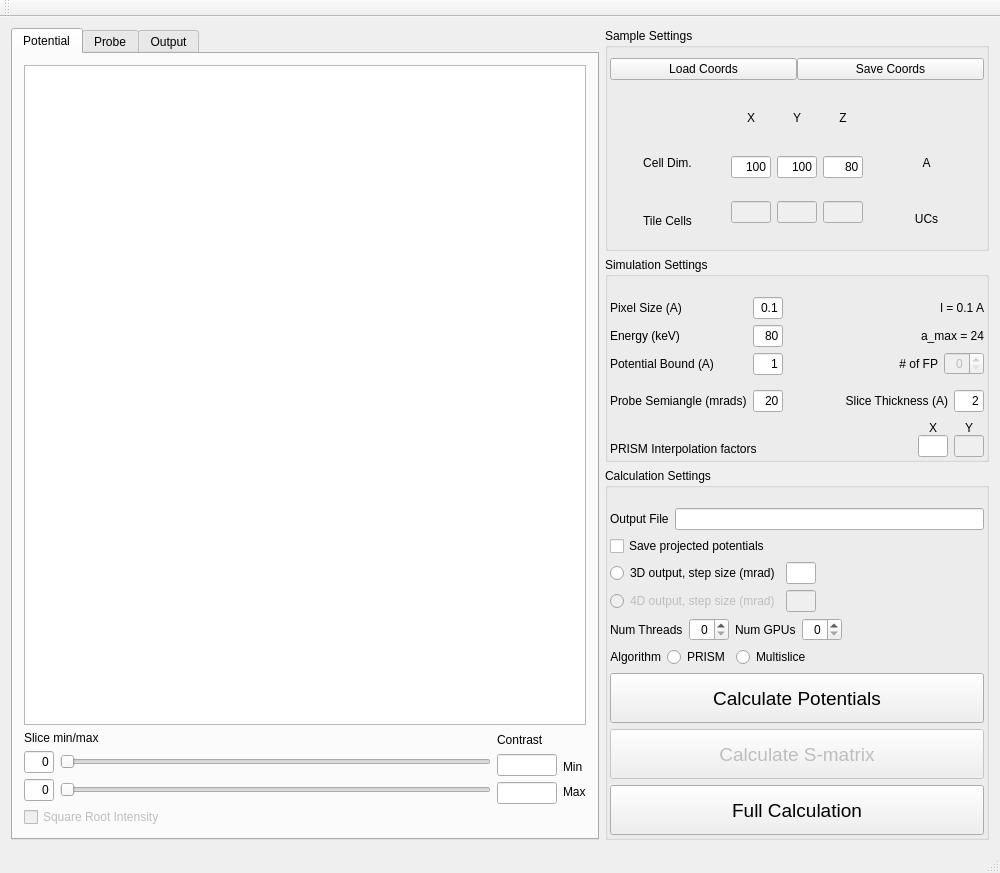
Qt form Qt/prismmainwindow.ui (prism-em/prismatic) before a commit.
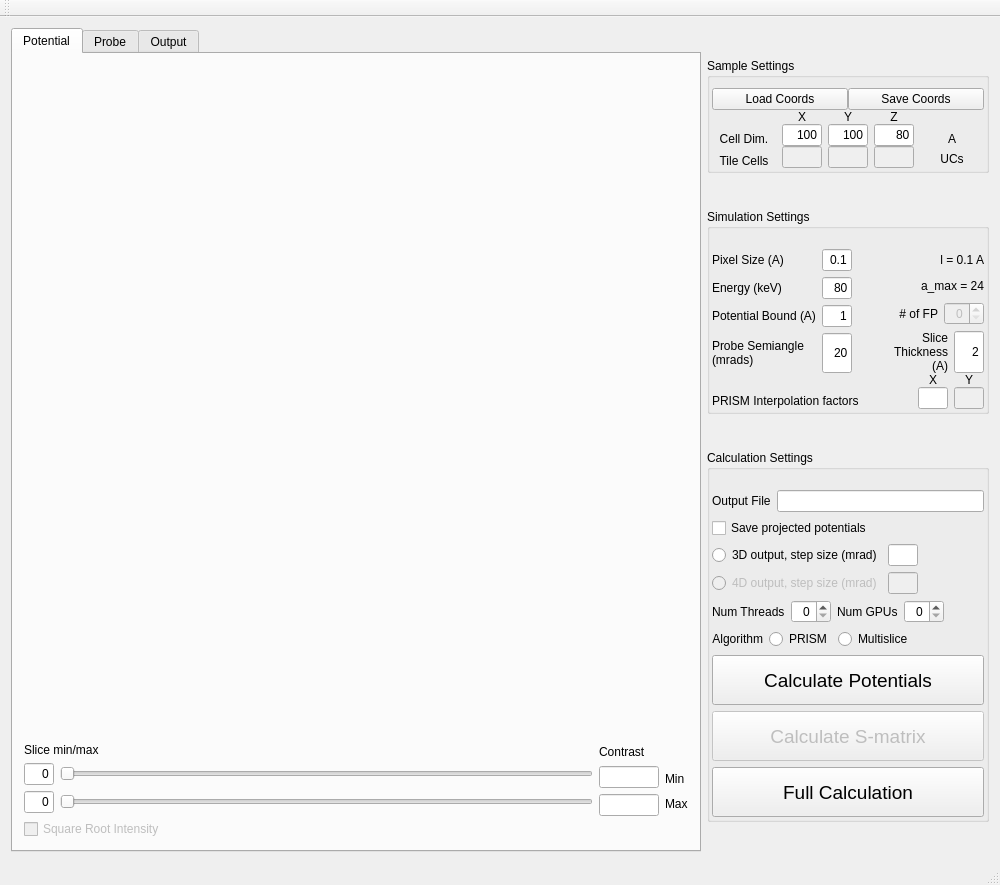
The same form after that commit.

Commit message: made panels fixed size

```diff
--- a/Qt/prismmainwindow.ui
+++ b/Qt/prismmainwindow.ui
@@ -7,7 +7,7 @@
     <x>0</x>
     <y>0</y>
     <width>1000</width>
-    <height>873</height>
+    <height>885</height>
    </rect>
   </property>
   <property name="windowTitle">
@@ -28,18 +28,15 @@
         <item>
          <layout class="QVBoxLayout" name="verticalLayout_23">
           <item>
-           <widget class="QGraphicsView" name="graphicsView_potential">
+           <widget class="QLabel" name="lbl_image_potential">
             <property name="sizePolicy">
              <sizepolicy hsizetype="Expanding" vsizetype="Expanding">
               <horstretch>0</horstretch>
               <verstretch>0</verstretch>
              </sizepolicy>
             </property>
-            <property name="maximumSize">
-             <size>
-              <width>16777215</width>
-              <height>16777215</height>
-             </size>
+            <property name="text">
+             <string/>
             </property>
            </widget>
           </item>
@@ -497,11 +494,17 @@
       <item>
        <widget class="QGroupBox" name="box_sampleSettings">
         <property name="sizePolicy">
-         <sizepolicy hsizetype="Expanding" vsizetype="Expanding">
+         <sizepolicy hsizetype="Maximum" vsizetype="Maximum">
           <horstretch>0</horstretch>
           <verstretch>0</verstretch>
          </sizepolicy>
         </property>
+        <property name="maximumSize">
+         <size>
+          <width>510</width>
+          <height>16777215</height>
+         </size>
+        </property>
         <property name="title">
          <string>Sample Settings</string>
         </property>
@@ -816,6 +819,12 @@
       </item>
       <item>
        <widget class="QGroupBox" name="box_simulationSettings">
+        <property name="sizePolicy">
+         <sizepolicy hsizetype="Maximum" vsizetype="Maximum">
+          <horstretch>0</horstretch>
+          <verstretch>0</verstretch>
+         </sizepolicy>
+        </property>
         <property name="title">
          <string>Simulation Settings</string>
         </property>
@@ -860,6 +869,12 @@
                  </property>
                  <item>
                   <widget class="QLabel" name="lbl_pixelSize">
+                   <property name="sizePolicy">
+                    <sizepolicy hsizetype="Preferred" vsizetype="Minimum">
+                     <horstretch>0</horstretch>
+                     <verstretch>0</verstretch>
+                    </sizepolicy>
+                   </property>
                    <property name="text">
                     <string>Pixel Size (A)</string>
                    </property>
@@ -868,7 +883,7 @@
                  <item>
                   <widget class="QLineEdit" name="lineedit_pixelSize">
                    <property name="sizePolicy">
-                    <sizepolicy hsizetype="Minimum" vsizetype="Fixed">
+                    <sizepolicy hsizetype="Minimum" vsizetype="Minimum">
                      <horstretch>0</horstretch>
                      <verstretch>0</verstretch>
                     </sizepolicy>
@@ -893,6 +908,12 @@
                 <layout class="QHBoxLayout" name="horizontalLayout_3">
                  <item>
                   <widget class="QLabel" name="lbl_E0">
+                   <property name="sizePolicy">
+                    <sizepolicy hsizetype="Preferred" vsizetype="Minimum">
+                     <horstretch>0</horstretch>
+                     <verstretch>0</verstretch>
+                    </sizepolicy>
+                   </property>
                    <property name="text">
                     <string>Energy (keV)</string>
                    </property>
@@ -901,7 +922,7 @@
                  <item>
                   <widget class="QLineEdit" name="lineEdit_E0">
                    <property name="sizePolicy">
-                    <sizepolicy hsizetype="Minimum" vsizetype="Fixed">
+                    <sizepolicy hsizetype="Minimum" vsizetype="Minimum">
                      <horstretch>0</horstretch>
                      <verstretch>0</verstretch>
                     </sizepolicy>
@@ -926,6 +947,12 @@
                 <layout class="QHBoxLayout" name="horizontalLayout_7">
                  <item>
                   <widget class="QLabel" name="lbl_potBound">
+                   <property name="sizePolicy">
+                    <sizepolicy hsizetype="Preferred" vsizetype="Minimum">
+                     <horstretch>0</horstretch>
+                     <verstretch>0</verstretch>
+                    </sizepolicy>
+                   </property>
                    <property name="text">
                     <string>Potential Bound (A)</string>
                    </property>
@@ -934,7 +961,7 @@
                  <item>
                   <widget class="QLineEdit" name="lineEdit_potbound">
                    <property name="sizePolicy">
-                    <sizepolicy hsizetype="Minimum" vsizetype="Fixed">
+                    <sizepolicy hsizetype="Minimum" vsizetype="Minimum">
                      <horstretch>0</horstretch>
                      <verstretch>0</verstretch>
                     </sizepolicy>
@@ -959,6 +986,12 @@
                 <layout class="QHBoxLayout" name="horizontalLayout">
                  <item>
                   <widget class="QLabel" name="label_alphaBeamMax">
+                   <property name="sizePolicy">
+                    <sizepolicy hsizetype="Preferred" vsizetype="Minimum">
+                     <horstretch>0</horstretch>
+                     <verstretch>0</verstretch>
+                    </sizepolicy>
+                   </property>
                    <property name="minimumSize">
                     <size>
                      <width>0</width>
@@ -976,7 +1009,7 @@
                  <item>
                   <widget class="QLineEdit" name="lineEdit_alphaBeamMax">
                    <property name="sizePolicy">
-                    <sizepolicy hsizetype="Minimum" vsizetype="Fixed">
+                    <sizepolicy hsizetype="Minimum" vsizetype="Minimum">
                      <horstretch>0</horstretch>
                      <verstretch>0</verstretch>
                     </sizepolicy>
@@ -1003,6 +1036,12 @@
               <layout class="QVBoxLayout" name="verticalLayout_6">
                <item>
                 <widget class="QLabel" name="label_10">
+                 <property name="sizePolicy">
+                  <sizepolicy hsizetype="Preferred" vsizetype="Minimum">
+                   <horstretch>0</horstretch>
+                   <verstretch>0</verstretch>
+                  </sizepolicy>
+                 </property>
                  <property name="text">
                   <string>l = 0.1 A</string>
                  </property>
@@ -1013,6 +1052,12 @@
                </item>
                <item>
                 <widget class="QLabel" name="label_11">
+                 <property name="sizePolicy">
+                  <sizepolicy hsizetype="Preferred" vsizetype="Minimum">
+                   <horstretch>0</horstretch>
+                   <verstretch>0</verstretch>
+                  </sizepolicy>
+                 </property>
                  <property name="text">
                   <string>a_max = 24</string>
                  </property>
@@ -1025,6 +1070,12 @@
                 <layout class="QHBoxLayout" name="horizontalLayout_6">
                  <item>
                   <widget class="QLabel" name="lbl_numfp">
+                   <property name="sizePolicy">
+                    <sizepolicy hsizetype="Preferred" vsizetype="Minimum">
+                     <horstretch>0</horstretch>
+                     <verstretch>0</verstretch>
+                    </sizepolicy>
+                   </property>
                    <property name="text">
                     <string># of FP</string>
                    </property>
@@ -1041,6 +1092,12 @@
                    <property name="enabled">
                     <bool>false</bool>
                    </property>
+                   <property name="sizePolicy">
+                    <sizepolicy hsizetype="Minimum" vsizetype="Minimum">
+                     <horstretch>0</horstretch>
+                     <verstretch>0</verstretch>
+                    </sizepolicy>
+                   </property>
                    <property name="maximumSize">
                     <size>
                      <width>40</width>
@@ -1058,6 +1115,12 @@
                 <layout class="QHBoxLayout" name="horizontalLayout_9">
                  <item>
                   <widget class="QLabel" name="label_sliceThickness">
+                   <property name="sizePolicy">
+                    <sizepolicy hsizetype="Preferred" vsizetype="Minimum">
+                     <horstretch>0</horstretch>
+                     <verstretch>0</verstretch>
+                    </sizepolicy>
+                   </property>
                    <property name="minimumSize">
                     <size>
                      <width>0</width>
@@ -1078,7 +1141,7 @@
                  <item>
                   <widget class="QLineEdit" name="lineEdit_sliceThickness">
                    <property name="sizePolicy">
-                    <sizepolicy hsizetype="Minimum" vsizetype="Fixed">
+                    <sizepolicy hsizetype="Minimum" vsizetype="Minimum">
                      <horstretch>0</horstretch>
                      <verstretch>0</verstretch>
                     </sizepolicy>
@@ -1205,6 +1268,12 @@
       </item>
       <item>
        <widget class="QGroupBox" name="box_calculationSettings">
+        <property name="sizePolicy">
+         <sizepolicy hsizetype="Maximum" vsizetype="Maximum">
+          <horstretch>0</horstretch>
+          <verstretch>0</verstretch>
+         </sizepolicy>
+        </property>
         <property name="title">
          <string>Calculation Settings</string>
         </property>
```
The commit also changes 2 other files.
